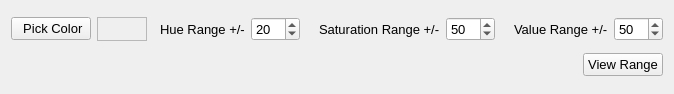
Qt form resources/views/algorithms/HSVColorRange.ui (crgrove/automated-drone-image-analysis-tool) before a commit.
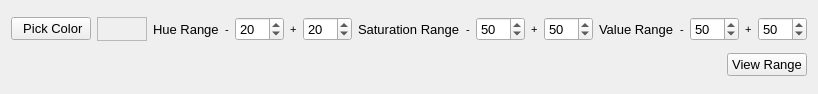
The same form after that commit. Icons and pictures are not drawn.

Commit message: Fix HSV color picker UI and add real-time detection menu options

```diff
--- a/resources/views/algorithms/HSVColorRange.ui
+++ b/resources/views/algorithms/HSVColorRange.ui
@@ -74,12 +74,54 @@
           </font>
          </property>
          <property name="text">
-          <string>Hue Range +/-</string>
+          <string>Hue Range</string>
          </property>
         </widget>
        </item>
        <item>
-        <widget class="QSpinBox" name="hueSpinBox">
+        <widget class="QLabel" name="hueMinusLabel">
+         <property name="font">
+          <font>
+           <pointsize>8</pointsize>
+          </font>
+         </property>
+         <property name="text">
+          <string>-</string>
+         </property>
+        </widget>
+       </item>
+       <item>
+        <widget class="QSpinBox" name="hueMinusSpinBox">
+         <property name="font">
+          <font>
+           <pointsize>10</pointsize>
+          </font>
+         </property>
+         <property name="minimum">
+          <number>0</number>
+         </property>
+         <property name="maximum">
+          <number>179</number>
+         </property>
+         <property name="value">
+          <number>20</number>
+         </property>
+        </widget>
+       </item>
+       <item>
+        <widget class="QLabel" name="huePlusLabel">
+         <property name="font">
+          <font>
+           <pointsize>8</pointsize>
+          </font>
+         </property>
+         <property name="text">
+          <string>+</string>
+         </property>
+        </widget>
+       </item>
+       <item>
+        <widget class="QSpinBox" name="huePlusSpinBox">
          <property name="font">
           <font>
            <pointsize>10</pointsize>
@@ -117,12 +159,51 @@
           </font>
          </property>
          <property name="text">
-          <string>Saturation Range +/-</string>
+          <string>Saturation Range</string>
          </property>
         </widget>
        </item>
        <item>
-        <widget class="QSpinBox" name="saturationSpinBox">
+        <widget class="QLabel" name="saturationMinusLabel">
+         <property name="font">
+          <font>
+           <pointsize>8</pointsize>
+          </font>
+         </property>
+         <property name="text">
+          <string>-</string>
+         </property>
+        </widget>
+       </item>
+       <item>
+        <widget class="QSpinBox" name="saturationMinusSpinBox">
+         <property name="font">
+          <font>
+           <pointsize>10</pointsize>
+          </font>
+         </property>
+         <property name="maximum">
+          <number>255</number>
+         </property>
+         <property name="value">
+          <number>50</number>
+         </property>
+        </widget>
+       </item>
+       <item>
+        <widget class="QLabel" name="saturationPlusLabel">
+         <property name="font">
+          <font>
+           <pointsize>8</pointsize>
+          </font>
+         </property>
+         <property name="text">
+          <string>+</string>
+         </property>
+        </widget>
+       </item>
+       <item>
+        <widget class="QSpinBox" name="saturationPlusSpinBox">
          <property name="font">
           <font>
            <pointsize>10</pointsize>
@@ -157,12 +238,51 @@
           </font>
          </property>
          <property name="text">
-          <string>Value Range +/-</string>
+          <string>Value Range</string>
          </property>
         </widget>
        </item>
        <item>
-        <widget class="QSpinBox" name="valueSpinBox">
+        <widget class="QLabel" name="valueMinusLabel">
+         <property name="font">
+          <font>
+           <pointsize>8</pointsize>
+          </font>
+         </property>
+         <property name="text">
+          <string>-</string>
+         </property>
+        </widget>
+       </item>
+       <item>
+        <widget class="QSpinBox" name="valueMinusSpinBox">
+         <property name="font">
+          <font>
+           <pointsize>10</pointsize>
+          </font>
+         </property>
+         <property name="maximum">
+          <number>255</number>
+         </property>
+         <property name="value">
+          <number>50</number>
+         </property>
+        </widget>
+       </item>
+       <item>
+        <widget class="QLabel" name="valuePlusLabel">
+         <property name="font">
+          <font>
+           <pointsize>8</pointsize>
+          </font>
+         </property>
+         <property name="text">
+          <string>+</string>
+         </property>
+        </widget>
+       </item>
+       <item>
+        <widget class="QSpinBox" name="valuePlusSpinBox">
          <property name="font">
           <font>
            <pointsize>10</pointsize>
```
The commit also changes 12 other files.
